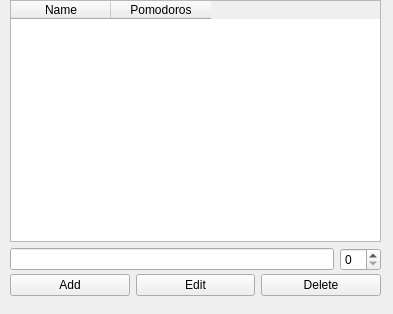
Above: task_scheduler_view.ui from notHisu/ThisIsTheRealPomodoro before the change. Below: the same form after it.
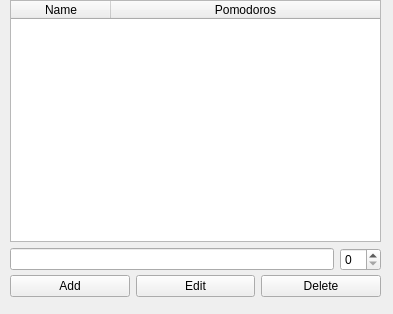
That is the form after the change.

What changed in the file:
```diff
--- a/task_scheduler_view.ui
+++ b/task_scheduler_view.ui
@@ -19,7 +19,7 @@
      <x>10</x>
      <y>270</y>
      <width>371</width>
-     <height>31</height>
+     <height>32</height>
     </rect>
    </property>
    <property name="focusPolicy">
@@ -95,7 +95,7 @@
        <bool>false</bool>
       </attribute>
       <attribute name="horizontalHeaderStretchLastSection">
-       <bool>false</bool>
+       <bool>true</bool>
       </attribute>
       <column>
        <property name="text">
```
